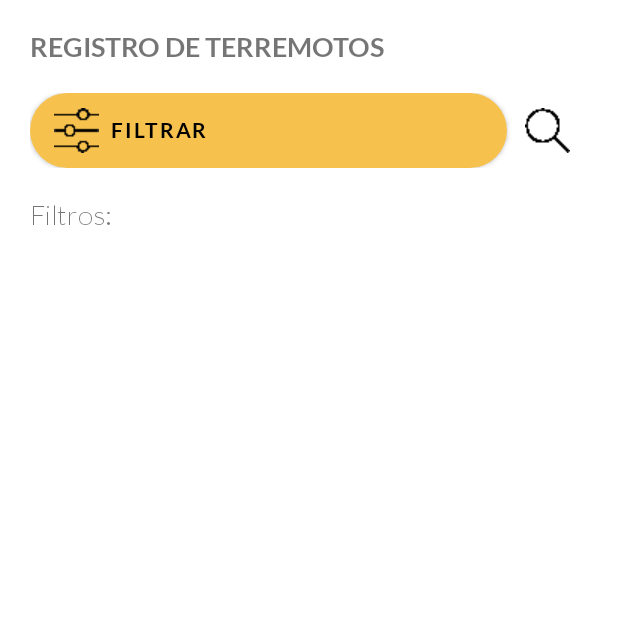
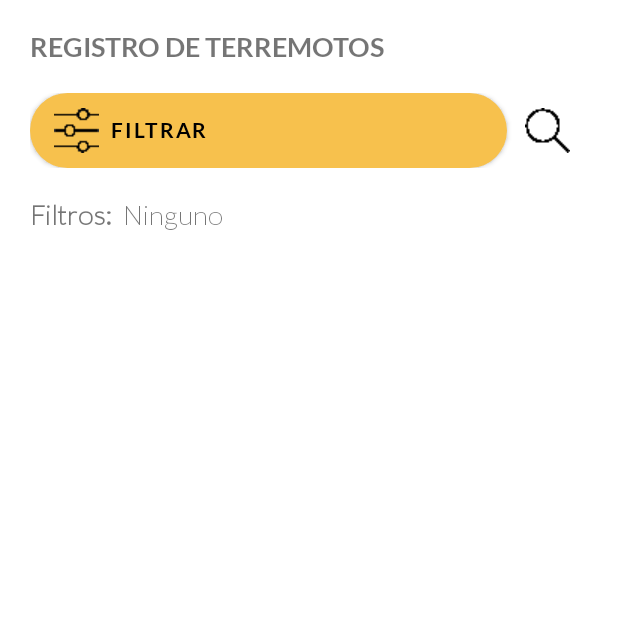
Before and after one commit to mariaduva/AD-SQLite-ProyectoT2, an Android app: the screen it shows after launch (ConsultActivity), after a tap on "CONSULTAR REGISTRO", on a phone screen of 412 x 824 dp, the top half of it. Run offline under Robolectric (Android 15) with nearby library versions, the phone set to English and light mode, and no system bars; our stand-ins replace Room's generated code.

Commit message:
tvFilter working

```diff
--- a/ProyectoBADT2_MariaDuque/app/src/main/java/com/example/proyectobadt2_maraduque/ConsultActivity.java
+++ b/ProyectoBADT2_MariaDuque/app/src/main/java/com/example/proyectobadt2_maraduque/ConsultActivity.java
@@ -8,6 +8,7 @@ import android.os.Bundle;
 import android.view.View;
 import android.widget.Button;
 import android.widget.ImageButton;
+import android.widget.TextView;
 
 import com.example.proyectobadt2_maraduque.dao.PaisesDao;
 import com.example.proyectobadt2_maraduque.dao.TerremotoDao;
@@ -23,11 +24,12 @@ import java.util.ArrayList;
 
 public class ConsultActivity extends AppCompatActivity implements View.OnClickListener, OnFilterListener {
 
-    private int year;
-    private String month;
-    private String country;
+    public static int year = 0;
+    public static String month = "Ninguno";
+    public static String country = "Ninguno";
     Button btnFilter;
     ImageButton btnSearch;
+    TextView tvFilters;
 
     //DB
     TerremotosDB db;
@@ -43,12 +45,42 @@ public class ConsultActivity extends AppCompatActivity implements View.OnClickLi
 
         btnFilter = findViewById(R.id.btn_filter);
         btnSearch = findViewById(R.id.ibtn_search);
+        tvFilters = findViewById(R.id.tvFiltersSlct);
 
         btnFilter.setOnClickListener(this);
         btnSearch.setOnClickListener(this);
 
         loadDB();
 
+        updateFilters();
+    }
+
+    private void updateFilters() {
+        String filters = "";
+
+        if (!month.equals("Ninguno")) {
+            filters += "Mes: " + month;
+        }
+
+        if (!country.equals("Ninguno")) {
+            if (!filters.isEmpty()) {
+                filters += " ";
+            }
+            filters += "País: " + country;
+        }
+
+        if (year != 0) {
+            if (!filters.isEmpty()) {
+                filters += " ";
+            }
+            filters += "Año: " + year;
+        }
+
+        if (filters.isEmpty()) {
+            filters = "Ninguno";
+        }
+
+        tvFilters.setText(filters);
     }
 
     private void loadDB() {
@@ -93,5 +125,6 @@ public class ConsultActivity extends AppCompatActivity implements View.OnClickLi
         month = fMonth;
         year = fYear;
         country = fCountry;
+        updateFilters();
     }
 }
--- a/ProyectoBADT2_MariaDuque/app/src/main/res/layout/activity_consult.xml
+++ b/ProyectoBADT2_MariaDuque/app/src/main/res/layout/activity_consult.xml
@@ -44,14 +44,31 @@
 
     </LinearLayout>
 
-    <TextView
-        android:id="@+id/tvFilters"
+    <LinearLayout
+        android:id="@+id/llFilters"
         android:layout_width="match_parent"
         android:layout_height="wrap_content"
-        android:layout_marginTop="@dimen/margin"
-        android:fontFamily="@font/lato_light_italic"
-        android:text="@string/tv_slct_filters"
-        android:textSize="@dimen/text_size" />
+        android:orientation="horizontal"
+        android:layout_marginTop="@dimen/margin">
+
+        <TextView
+            android:id="@+id/tvFilters"
+            android:layout_width="match_parent"
+            android:layout_height="wrap_content"
+            android:layout_weight="5"
+            android:fontFamily="@font/lato_light_italic"
+            android:text="@string/tv_slct_filters"
+            android:textSize="@dimen/text_size"
+            android:textStyle="bold" />
+        <TextView
+            android:id="@+id/tvFiltersSlct"
+            android:layout_width="match_parent"
+            android:layout_height="wrap_content"
+            android:fontFamily="@font/lato_light_italic"
+            android:layout_weight="1"
+            android:textSize="@dimen/text_size"/>
+
+    </LinearLayout>
 
     <androidx.recyclerview.widget.RecyclerView
         android:id="@+id/rvEarthquakes"
```
